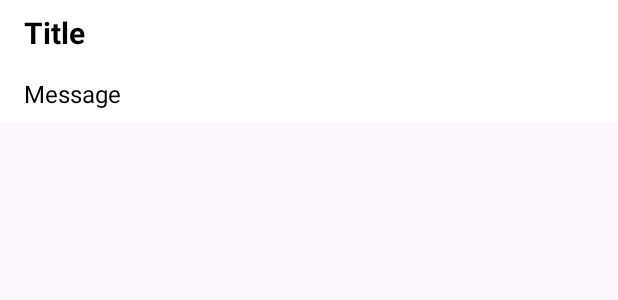
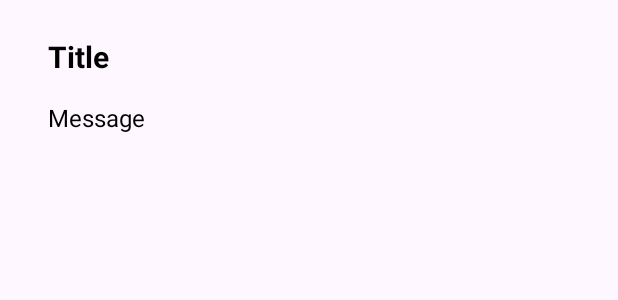
Before and after one commit to snagy8319/OneNote2025_SN, an Android app: the layout list_item_view.xml on its own in the app's theme, with its tools: preview values and no code run, on a phone screen of 412 x 824 dp. Shown: the top 300 px of the screen. Run offline under Robolectric (Android 15) with nearby library versions, the light colour scheme and no system bars.

Commit message:
Update NoteAdapter.k , list_item_view change BG Color

```diff
--- a/app/src/main/java/com/onenote/android/NoteListActivity.kt
+++ b/app/src/main/java/com/onenote/android/NoteListActivity.kt
@@ -36,14 +36,16 @@ class NoteListActivity : AppCompatActivity() {
             NotesDatabase::class.java, "notes"
         ).allowMainThreadQueries().build()
         noteDao = db.noteDao()
-        adapter = NoteAdapter(this, noteDao.getAll())
+        adapter = NoteAdapter(this, noteDao.getAll(), selectedNoteId)
 
         // Set adapter
-        listView.setAdapter(adapter)
+        listView.adapter = adapter
 
         // Set item click listener
         listView.onItemClickListener = AdapterView.OnItemClickListener { _, _, position, _ ->
             selectedNoteId = adapter.getItemId(position).toInt()
+            adapter.selectedNoteId = selectedNoteId
+            adapter.notifyDataSetChanged()
         }
     }
 
--- a/app/src/main/res/layout/list_item_view.xml
+++ b/app/src/main/res/layout/list_item_view.xml
@@ -3,8 +3,10 @@
     xmlns:android="http://schemas.android.com/apk/res/android"
     android:layout_width="match_parent"
     android:layout_height="wrap_content"
-    android:background="@color/white"
-    android:orientation="vertical">
+    android:orientation="vertical"
+    android:padding="16dp"
+    android:background="?android:attr/selectableItemBackground"
+    >
 
     <TextView
         android:id="@+id/title"
```
Also changed, not shown: app/src/main/java/com/onenote/android/NoteAdapter.kt (+12 -3 lines).
